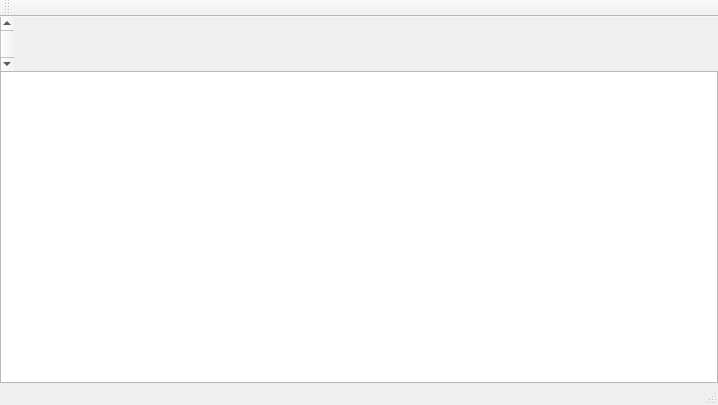
Above: mainwindow.ui from samyv/Groept_AstarMario before the change. Below: the same form after it.
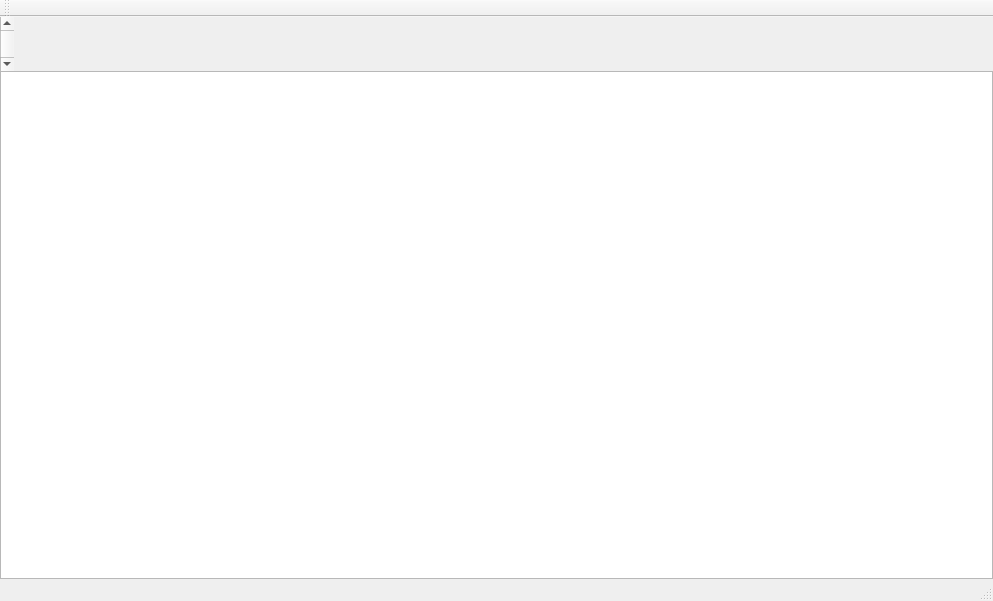
That is the form after the change.

Diff of the .ui file:
```diff
--- a/mainwindow.ui
+++ b/mainwindow.ui
@@ -6,8 +6,8 @@
    <rect>
     <x>0</x>
     <y>0</y>
-    <width>718</width>
-    <height>405</height>
+    <width>993</width>
+    <height>601</height>
    </rect>
   </property>
   <property name="mouseTracking">
```
Left out of the diff: 6 changed lines with no effect on the pictures.
